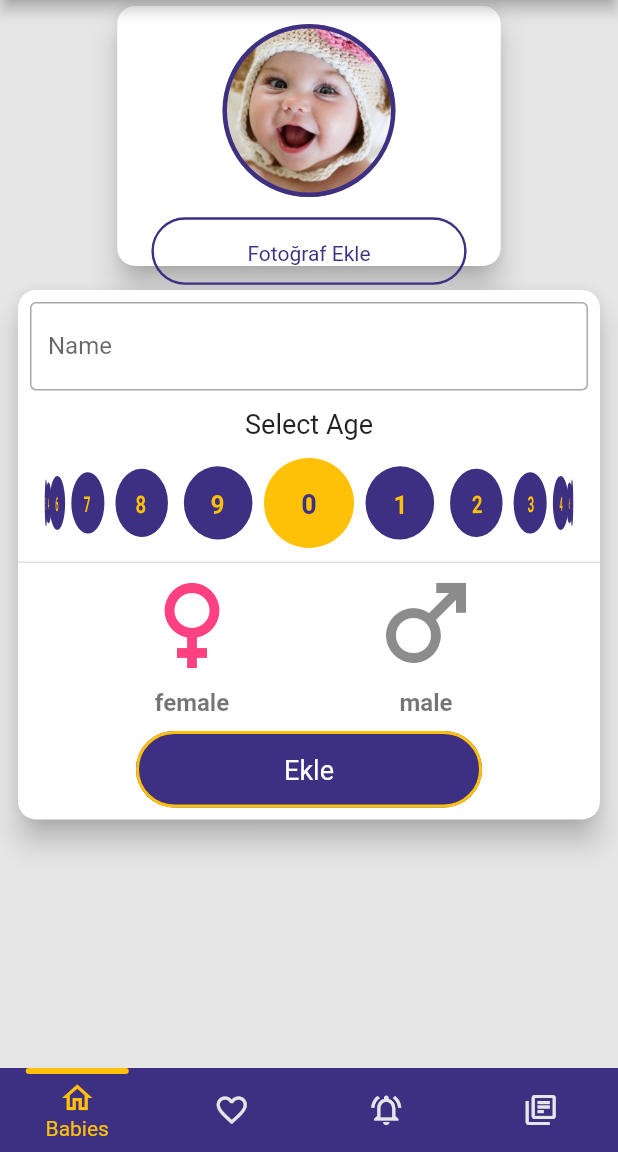
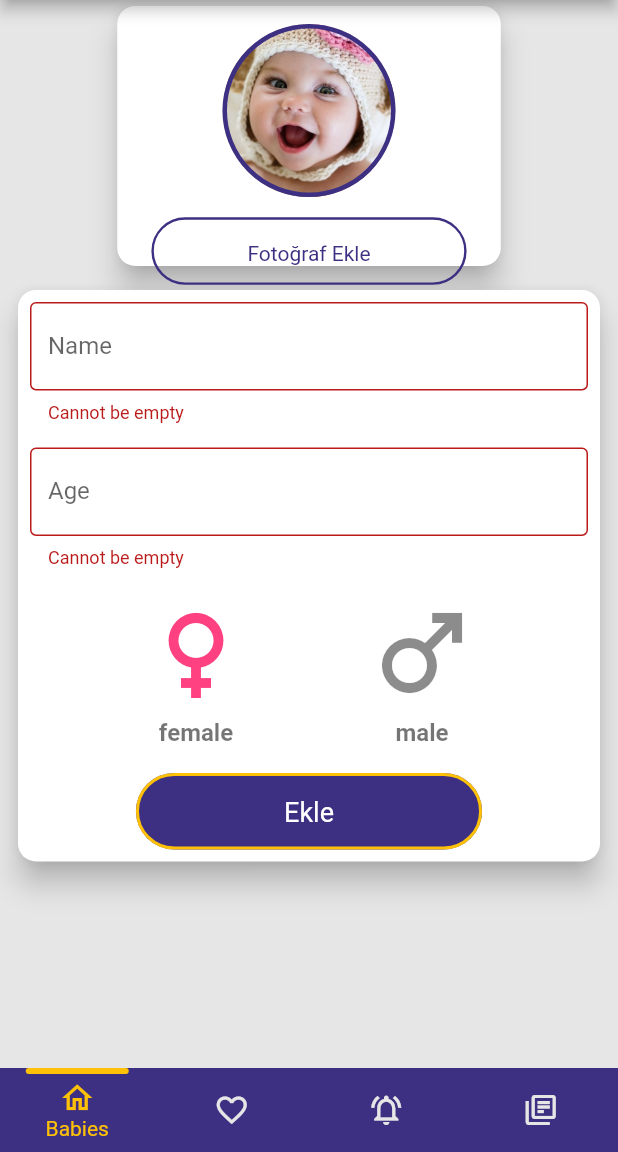
Before and after one commit to tolgasozbir/Baby_Growth_Tracker, a Flutter app: the AddBabyView screen opened by its route, after a tap on "Ekle", on a phone screen of 412 x 824 dp, the part 84-1236 px from its top. Run offline on Flutter 3.47's test engine with Material 2 defaults, Android fonts, the phone set to English and light mode, and no system bars; drawn by our look-alikes of flutter_snake_navigationbar; our stand-ins replace auto_route, flutter_spinkit, image_picker; statements that could not run were skipped.

Commit message:
list wheel changed to form field & added form field validation mixin and more

```diff
--- a/lib/models/baby.dart
+++ b/lib/models/baby.dart
@@ -5,7 +5,7 @@ class Baby {
   final String name;
   final int age;
   final String gender;
-  final String? image;
+  final String? profileImage;
   final List<String>? photoAlbum;
 
   Baby({
@@ -13,7 +13,7 @@ class Baby {
     required this.name,
     required this.age,
     required this.gender,
-    this.image,
+    this.profileImage,
     this.photoAlbum,
   });
 
@@ -23,7 +23,7 @@ class Baby {
       'name': name,
       'age': age,
       'gender': gender,
-      'img': image,
+      'profileImage': profileImage,
       'photoAlbum': photoAlbum,
     };
   }
@@ -34,7 +34,7 @@ class Baby {
       name: map['name'] as String,
       age: map['age'] as int,
       gender: map['gender'] as String,
-      image: map['img'] != null ? map['img'] as String : null,
+      profileImage: map['profileImage'] != null ? map['profileImage'] as String : null,
       photoAlbum: map['photoAlbum'] != null ? List<String>.from((map['photoAlbum'] as List<String>)) : null,
     );
   }
--- a/lib/screens/dashboard/babies/add_baby_view.dart
+++ b/lib/screens/dashboard/babies/add_baby_view.dart
@@ -1,14 +1,16 @@
 import 'dart:convert';
-
 import 'package:baby_growth_tracker/constants/app_styles.dart';
 import 'package:baby_growth_tracker/extensions/context_extension.dart';
 import 'package:baby_growth_tracker/extensions/widget_extension.dart';
+import 'package:baby_growth_tracker/models/baby.dart';
 import 'package:baby_growth_tracker/services/image_pick_service.dart';
+import 'package:baby_growth_tracker/utilities/input_validation_mixin.dart';
+import 'package:baby_growth_tracker/utilities/user_records.dart';
 import 'package:baby_growth_tracker/widgets/app_text_form_field.dart';
 import 'package:baby_growth_tracker/widgets/bordered_button.dart';
 import 'package:baby_growth_tracker/widgets/gender_select.dart';
+import 'package:baby_growth_tracker/widgets/space_box.dart';
 import 'package:flutter/material.dart';
-import '../../../widgets/age_horizontal_list_wheel.dart';
 
 class AddBabyView extends StatefulWidget {
   const AddBabyView({super.key});
@@ -17,9 +19,13 @@ class AddBabyView extends StatefulWidget {
   State<AddBabyView> createState() => _AddBabyViewState();
 }
 
-class _AddBabyViewState extends State<AddBabyView> {
+class _AddBabyViewState extends State<AddBabyView> with InputValidationMixin {
 
-  String? pickedImageBase64;
+  final _formKey = GlobalKey<FormState>();
+  final TextEditingController _nameController = TextEditingController();
+  final TextEditingController _ageController = TextEditingController();
+  Gender _gender = Gender.female;
+  String? _pickedImageBase64;
 
   @override
   Widget build(BuildContext context) {
@@ -67,9 +73,9 @@ class _AddBabyViewState extends State<AddBabyView> {
           border: Border.all(color: context.colorScheme.primary, width: 3.0),
           image: DecorationImage(
             fit: BoxFit.cover,
-            image: pickedImageBase64 == null
+            image: _pickedImageBase64 == null
               ? AssetImage("assets/images/img_default_baby.jpg")
-              : MemoryImage(base64Decode(pickedImageBase64!)) as ImageProvider
+              : MemoryImage(base64Decode(_pickedImageBase64!)) as ImageProvider
           )
         ),
       ),
@@ -84,7 +90,7 @@ class _AddBabyViewState extends State<AddBabyView> {
         final picker = ImagePickService.instance;
         final pickSource = await picker.showImageSource(context);
         if (pickSource != null) {
-          pickedImageBase64 = await picker.pick(pickSource);
+          _pickedImageBase64 = await picker.pick(pickSource);
           setState(() { });
         }
       },
@@ -95,17 +101,29 @@ class _AddBabyViewState extends State<AddBabyView> {
     return Card(
       elevation: 8,
       shape: RoundedRectangleBorder(borderRadius: BorderRadius.all(Radius.circular(12))),
-      child: Column(
-        children: [
-          Column(
-            children: [
-              AppTextFormField(labelText: "Name",).wrapPadding(AppPadding.padding8),
-              AgeHorizontalListWheel(selectedItem: (int value) => print(value)),
-              GenderSelect(onChanged: (Gender gender) => print(gender),),
-              saveButton(),
-            ],
-          ),
-        ],
+      child: Form(
+        key: _formKey,
+        child: Column(
+          children: [
+            AppTextFormField(
+              labelText: "Name",
+              controller: _nameController,
+              textInputAction: TextInputAction.next,
+              validator: isValid
+            ),
+            SpaceBox.h16(),
+            AppTextFormField(
+              labelText: "Age",
+              controller: _ageController,
+              onlyDigits: true,
+              validator: isValid
+            ),
+            SpaceBox.h16(),
+            GenderSelect(onChanged: (Gender gender) => print(gender),),
+            SpaceBox.h16(),
+            saveButton(),
+          ],
+        ).wrapPadding(AppPadding.padding8),
       ),
     ).wrapPadding(AppPadding.padding8);
   }
@@ -116,9 +134,22 @@ class _AddBabyViewState extends State<AddBabyView> {
       backgroundColor: context.colorScheme.primary,
       borderColor: context.colorScheme.onPrimary,
       splashColor: context.colorScheme.onPrimary,
+      padding: EdgeInsets.zero,
       borderWidth: 2,
       child: Text("Ekle", style: AppTextStyle.h4Regular.copyWith(color: context.colorScheme.onSecondary)),
-      onPressed: () => null,
+      onPressed: () {
+        final isValid = _formKey.currentState?.validate();
+        if (isValid == null || !isValid) return;
+        UserRecords.instance.babyList.add(
+          Baby(
+            id: 5,
+            name: _nameController.text.trim(),
+            age: int.tryParse(_ageController.text) ?? 0,
+            gender: _gender.name,
+            profileImage: _pickedImageBase64,
+          ),
+        );
+      },
     );
   }
 
--- /dev/null
+++ b/lib/utilities/input_validation_mixin.dart
@@ -0,0 +1,7 @@
+mixin InputValidationMixin {
+  String? isValid(String? value) {
+    return value?.trim().isNotEmpty ?? false
+      ? null
+      : "Cannot be empty";
+  }
+}
--- a/lib/widgets/age_horizontal_list_wheel.dart
+++ /dev/null
@@ -1,72 +0,0 @@
-import 'package:baby_growth_tracker/constants/app_styles.dart';
-import 'package:baby_growth_tracker/extensions/context_extension.dart';
-import 'package:flutter/material.dart';
-
-class AgeHorizontalListWheel extends StatefulWidget {
-  const AgeHorizontalListWheel({super.key, this.selectedItem});
-
-  final ValueChanged<int>? selectedItem;
-
-  @override
-  State<AgeHorizontalListWheel> createState() => _HorizontalListWheelState();
-}
-
-class _HorizontalListWheelState extends State<AgeHorizontalListWheel> {
-  final Duration _animationDuration = Duration(milliseconds: 400);
-  final double _unSelectedItemWidth = 50.0;
-  final double _selectedItemWidth = 60.0;
-  final double _perspective = 0.005;
-  final int _itemCount = 10;
-  final double _height = 80;
-  int _selectedItem = 0;
-
-  @override
-  Widget build(BuildContext context) {
-    return Column(
-      mainAxisSize: MainAxisSize.max,
-      children: [
-        Text("Select Age", style: AppTextStyle.h4Regular,),
-        SizedBox(
-          height: _height,
-          child: RotatedBox(
-            quarterTurns: -1,
-            child: ListWheelScrollView.useDelegate(
-              itemExtent: _selectedItemWidth,
-              perspective: _perspective,
-              clipBehavior: Clip.none,
-              renderChildrenOutsideViewport: true,
-              onSelectedItemChanged: (selectedItem) {
-                setState(()=> _selectedItem = selectedItem);
-                widget.selectedItem?.call(_selectedItem);
-              },
-              childDelegate: ListWheelChildLoopingListDelegate(
-                children: List.generate(_itemCount, (index) => RotatedBox(
-                  quarterTurns: 1,
-                  child: AnimatedContainer(
-                    duration: _animationDuration,
-                    width: index == _selectedItem ? _selectedItemWidth : _unSelectedItemWidth,
-                    height: index == _selectedItem ? _selectedItemWidth : _unSelectedItemWidth,
-                    alignment: Alignment.center,
-                    decoration: BoxDecoration(
-                      color: index == _selectedItem ? context.colorScheme.onPrimary : context.colorScheme.primary,
-                      shape: BoxShape.circle
-                    ),
-                    child: Text(
-                      '$index',
-                      style: AppTextStyle.h4Bold.copyWith(
-                        color: index == _selectedItem
-                          ? context.colorScheme.primary
-                          : context.colorScheme.onPrimary,
-                      ),
-                    ),
-                  ),
-                )),
-              ),
-            )
-          ),
-        ),
-        Divider(thickness: 1, height: 0,),
-      ],
-    );
-  }
-}
--- a/lib/widgets/app_text_form_field.dart
+++ b/lib/widgets/app_text_form_field.dart
@@ -1,17 +1,29 @@
 import 'package:flutter/material.dart';
+import 'package:flutter/services.dart';
 
 class AppTextFormField extends TextFormField {
+  final TextEditingController? controller;
   final String? Function(String?)? validator;
   final String? hintText;
   final String? labelText;
+  final bool onlyDigits;
+  final TextInputAction? textInputAction;
 
   AppTextFormField({
     this.hintText,
     this.labelText,
     this.validator,
+    this.controller,
+    this.textInputAction,
+    this.onlyDigits = false,
   }) : super(
+    controller: controller,
     validator: validator,
     textCapitalization: TextCapitalization.sentences,
+    autovalidateMode: AutovalidateMode.onUserInteraction,
+    textInputAction: textInputAction,
+    keyboardType: onlyDigits ? TextInputType.number : null,
+    inputFormatters: onlyDigits ? [FilteringTextInputFormatter.digitsOnly] : null,
     decoration: InputDecoration(
       border: OutlineInputBorder(),
       hintText: hintText,
--- /dev/null
+++ b/lib/widgets/space_box.dart
@@ -0,0 +1,5 @@
+import 'package:flutter/material.dart';
+
+class SpaceBox extends SizedBox {
+  const SpaceBox.h16() : super(height: 16);
+}
```
